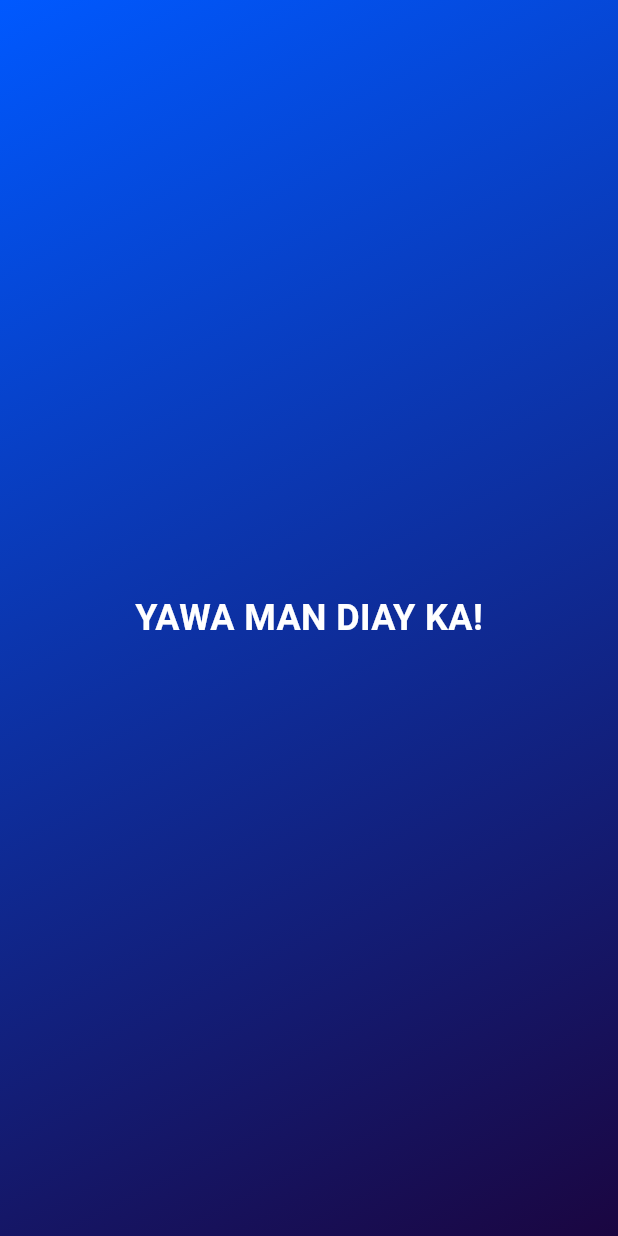
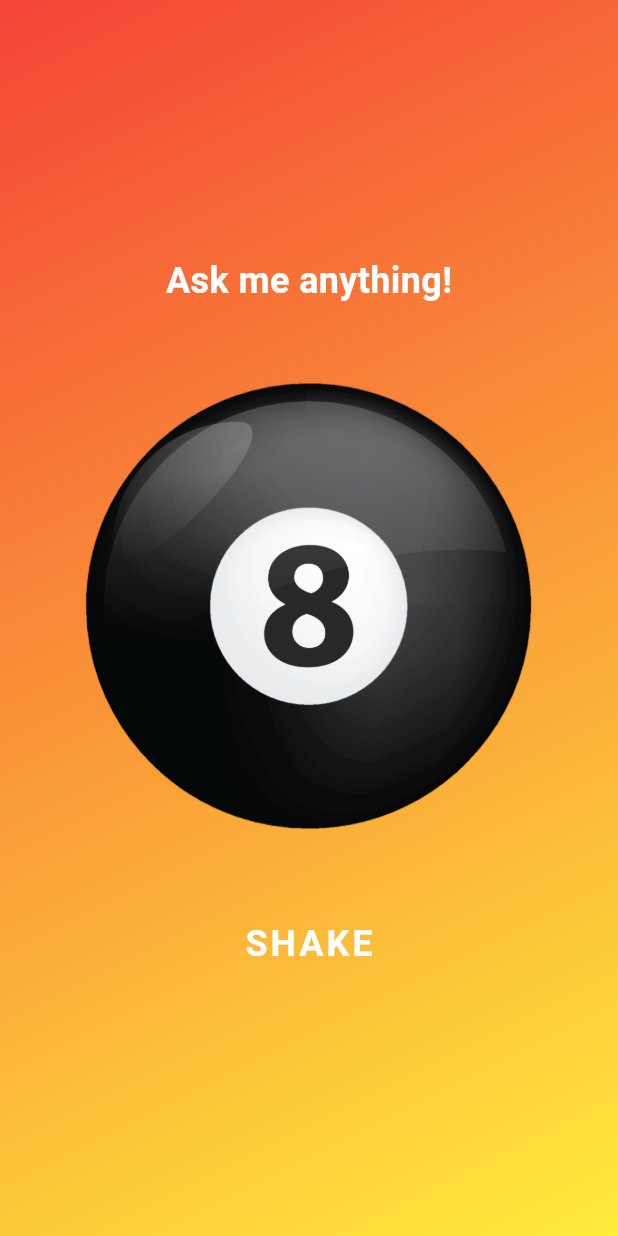
Before and after one commit to jobstefan773/flutter-practice, a Flutter app: the screen it shows after launch, on a phone screen of 412 x 824 dp. Run offline on Flutter 3.47's test engine with Material 3 defaults, Android fonts, the phone set to English and light mode, and no system bars.

Commit message:
feat/ added magic ball assets and functions

```diff
--- a/lib/gradient_container.dart
+++ b/lib/gradient_container.dart
@@ -3,22 +3,30 @@
 // for the classes we are using pascal case
 // for the variable names we will be using camel case
 import 'package:flutter/material.dart';
-import 'package:magic_ball/styled_text.dart';
+import 'package:magic_ball/magic_ball_widget.dart';
 
-// dart is a type safe language, which means that
-// it will not allow you to set a value of the wrong type
+/*
+Dart is a type safe language, which means that it will not allow you to set
+a value of the wrong type .
+Uses Type Inferencing - determines the data type basd on the initial value
+Dynamic - it can be anything unsafe & needdeed to be cast to a specific data type
+*/
+
 const Alignment alignmentTopLeft = Alignment.topLeft;
-// type annotation, we explicitly define the data type
+// Type Annotation - we can explicitly define the data type
 
 const alignmentBottomRight = Alignment.bottomRight;
-// type inference. based on initial value
+// Type Inference - based on initial value
 
 const topLeft = Alignment.topLeft;
-final greeting = "Hello, World!";
 // the values are actually replaced during compile time
-// the values should already be known like literals
+// the values should already be known like literals, enums, etc.
 
 final bottomRight = Alignment.bottomRight;
+// final - can only be set once. Known during run time.
+
+List<String> listofWords = [];
+List<int> listOfNumbers = [1, 2, 3, 4, 5];
 
 class GradientContainer extends StatelessWidget {
   const GradientContainer({super.key});
@@ -29,14 +37,16 @@ class GradientContainer extends StatelessWidget {
       decoration: const BoxDecoration(
         gradient: LinearGradient(
           colors: [
-            Color.fromARGB(255, 0, 89, 255),
-            Color.fromARGB(249, 21, 0, 60),
+            Colors.red,
+            Colors.yellow,
           ],
           begin: alignmentTopLeft,
           end: alignmentBottomRight,
         ),
       ),
-      child: const Center(child: StyledText("YAWA MAN DIAY KA!")),
+      child: const Center(
+        child: MagicBallWidget(),
+      ),
     );
   }
 }
--- /dev/null
+++ b/lib/magic_ball_widget.dart
@@ -0,0 +1,43 @@
+import 'package:flutter/material.dart';
+import 'package:magic_ball/styled_text.dart';
+
+class MagicBallWidget extends StatefulWidget {
+  const MagicBallWidget({super.key});
+
+  @override
+  State<MagicBallWidget> createState() {
+    return _MagicBallState();
+  }
+}
+
+class _MagicBallState extends State<MagicBallWidget> {
+  void shake() {}
+
+  @override
+  Widget build(BuildContext context) {
+    return Column(
+      mainAxisSize: MainAxisSize.min,
+      children: [
+        const StyledText("Ask me anything!"),
+        const SizedBox(height: 50),
+        Image.asset(
+          "assets/images/ball_images/1.png",
+          width: 300,
+        ),
+        const SizedBox(height: 50),
+        TextButton(
+          onPressed: shake,
+          child: const Text(
+            "SHAKE",
+            style: TextStyle(
+              color: Colors.white,
+              fontSize: 24,
+              fontWeight: FontWeight.w700,
+              letterSpacing: 2,
+            ),
+          ),
+        ),
+      ],
+    );
+  }
+}
```
